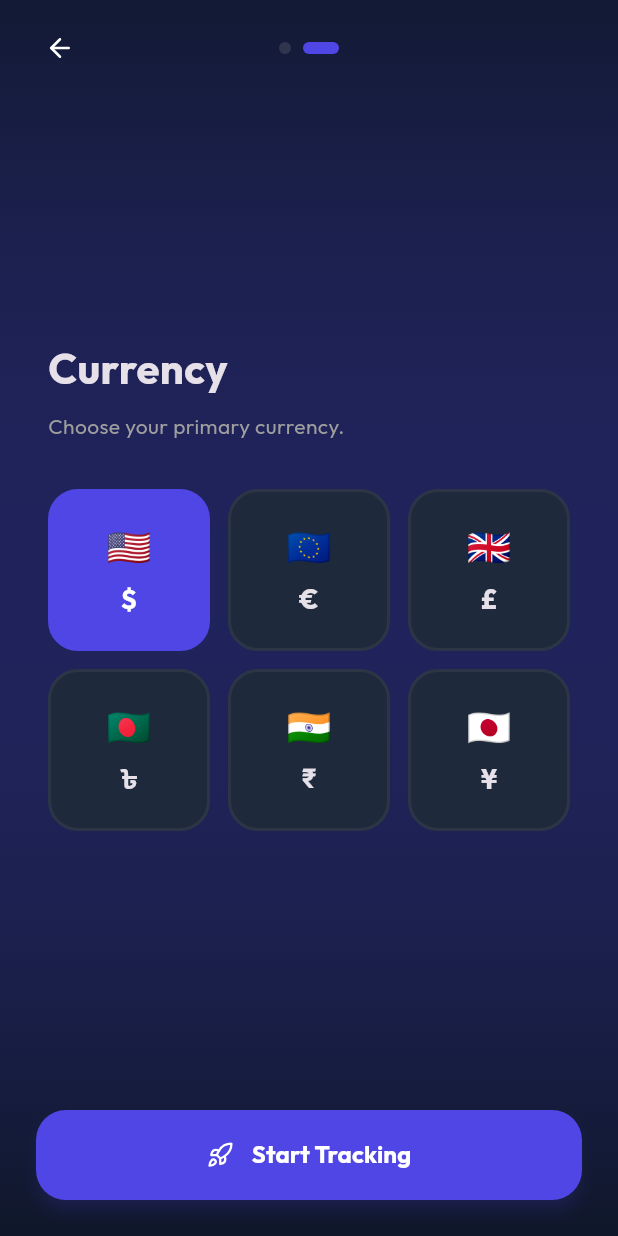
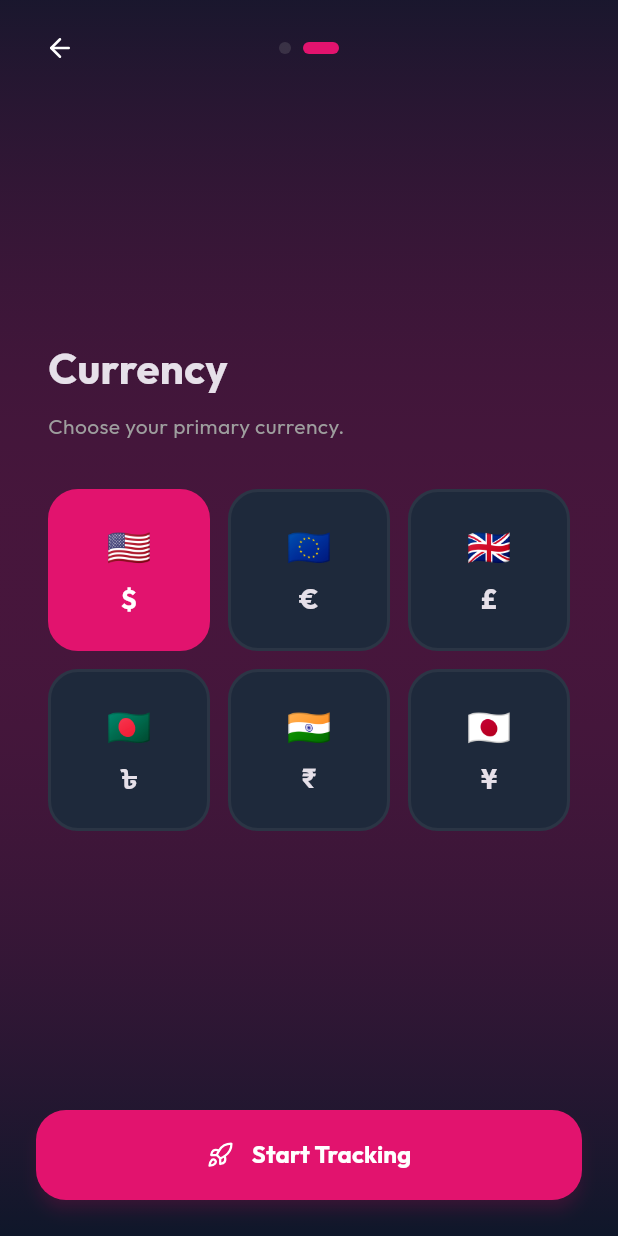
Before and after one commit to farukislamyt/fintrack_pro, a Flutter app: the screen it shows after launch, swiped to page 2, on a phone screen of 412 x 824 dp. Run offline on Flutter 3.47's test engine with Material 3 defaults, Android fonts, the phone set to English and light mode, and no system bars; our stand-ins replace csv, file_picker, fl_chart, flutter_animate, flutter_markdown, flutter_riverpod and 5 more.

```diff
--- a/lib/core/theme/app_theme.dart
+++ b/lib/core/theme/app_theme.dart
@@ -2,15 +2,15 @@ import 'package:flutter/material.dart';
 import 'package:google_fonts/google_fonts.dart';
 
 class AppTheme {
-  // Brand Colors
-  static const Color primaryColor = Color(0xFF4F46E5); // Indigo
-  static const Color secondaryColor = Color(0xFF10B981); // Emerald green for positive
-  static const Color accentColor = Color(0xFF3B82F6); // Blue
+  // Brand Colors - NEW Magenta Theme
+  static const Color primaryColor = Color(0xFFE2136E);
+  static const Color secondaryColor = Color(0xFF10B981); // Keep Emerald for stability
+  static const Color accentColor = Color(0xFFFB7185); // Lighter pink
 
   // Neutral Colors - Dark
-  static const Color backgroundColor = Color(0xFF0F172A); // Very dark slate
-  static const Color surfaceColor = Color(0xFF1E293B); // Dark slate
-  static const Color surfaceVariant = Color(0xFF334155); // Lighter dark slate
+  static const Color backgroundColor = Color(0xFF0F172A);
+  static const Color surfaceColor = Color(0xFF1E293B);
+  static const Color surfaceVariant = Color(0xFF334155);
 
   // Neutral Colors - Light
   static const Color lightBgColor = Color(0xFFF8FAFC);
@@ -18,26 +18,20 @@ class AppTheme {
   static const Color lightSurfaceVariant = Color(0xFFF1F5F9);
 
   // Error Colors
-  static const Color errorColor = Color(0xFFEF4444); // Red for negative
+  static const Color errorColor = Color(0xFFF43F5E);
 
-  // Modern Shadows
   static List<BoxShadow> get premiumShadow => [
     BoxShadow(
       color: Colors.black.withValues(alpha: 0.1),
       blurRadius: 20,
       offset: const Offset(0, 10),
     ),
-    BoxShadow(
-      color: Colors.black.withValues(alpha: 0.05),
-      blurRadius: 4,
-      offset: const Offset(0, 2),
-    ),
   ];
 
   static LinearGradient get primaryGradient => const LinearGradient(
     begin: Alignment.topLeft,
     end: Alignment.bottomRight,
-    colors: [primaryColor, Color(0xFF818CF8)],
+    colors: [primaryColor, Color(0xFFF43F5E)],
   );
 
   static LinearGradient get darkGlassGradient => LinearGradient(
@@ -62,13 +56,11 @@ class AppTheme {
         surfaceContainer: surfaceVariant,
         error: errorColor,
         onPrimary: Colors.white,
-        onSecondary: Colors.white,
       ),
       textTheme: GoogleFonts.outfitTextTheme(ThemeData.dark().textTheme).copyWith(
         displayLarge: GoogleFonts.outfit(fontWeight: FontWeight.bold),
         displayMedium: GoogleFonts.outfit(fontWeight: FontWeight.bold),
         titleLarge: GoogleFonts.outfit(fontWeight: FontWeight.w600),
-        titleMedium: GoogleFonts.outfit(fontWeight: FontWeight.w500),
       ),
       appBarTheme: const AppBarTheme(
         backgroundColor: Colors.transparent,
@@ -132,7 +124,6 @@ class AppTheme {
         displayLarge: GoogleFonts.outfit(fontWeight: FontWeight.bold),
         displayMedium: GoogleFonts.outfit(fontWeight: FontWeight.bold),
         titleLarge: GoogleFonts.outfit(fontWeight: FontWeight.w600),
-        titleMedium: GoogleFonts.outfit(fontWeight: FontWeight.w500),
       ),
       appBarTheme: const AppBarTheme(
         backgroundColor: Colors.transparent,
@@ -146,18 +137,6 @@ class AppTheme {
           borderRadius: BorderRadius.circular(24),
           side: BorderSide(color: Colors.black.withValues(alpha: 0.05)),
         ),
-      ),
-      navigationBarTheme: NavigationBarThemeData(
-        backgroundColor: Colors.transparent,
-        indicatorColor: primaryColor.withValues(alpha: 0.1),
-        labelBehavior: NavigationDestinationLabelBehavior.alwaysHide,
-        height: 70,
-        iconTheme: WidgetStateProperty.resolveWith((states) {
-          if (states.contains(WidgetState.selected)) {
-            return const IconThemeData(color: primaryColor);
-          }
-          return const IconThemeData(color: Colors.grey);
-        }),
       ),
       inputDecorationTheme: InputDecorationTheme(
         filled: true,
--- a/lib/features/dashboard/screens/dashboard_screen.dart
+++ b/lib/features/dashboard/screens/dashboard_screen.dart
@@ -102,7 +102,7 @@ class _DashboardBalanceCard extends ConsumerWidget {
         gradient: LinearGradient(
           begin: Alignment.topLeft,
           end: Alignment.bottomRight,
-          colors: [theme.primaryColor, const Color(0xFF818CF8)],
+          colors: [theme.primaryColor, const Color(0xFFF43F5E)],
         ),
         borderRadius: BorderRadius.circular(28),
         boxShadow: [
--- a/lib/features/main_navigation/screens/main_navigation_screen.dart
+++ b/lib/features/main_navigation/screens/main_navigation_screen.dart
@@ -82,7 +82,7 @@ class _MainNavigationScreenState extends State<MainNavigationScreen> {
                   padding: const EdgeInsets.all(12),
                   decoration: BoxDecoration(
                     gradient: LinearGradient(
-                      colors: [theme.primaryColor, const Color(0xFF818CF8)],
+                      colors: [theme.primaryColor, const Color(0xFFF43F5E)],
                     ),
                     shape: BoxShape.circle,
                     boxShadow: [
--- a/lib/features/onboarding/screens/onboarding_screen.dart
+++ b/lib/features/onboarding/screens/onboarding_screen.dart
@@ -143,13 +143,14 @@ class _OnboardingScreenState extends ConsumerState<OnboardingScreen> {
         mainAxisAlignment: MainAxisAlignment.center,
         crossAxisAlignment: CrossAxisAlignment.start,
         children: [
-          Container(
-            padding: const EdgeInsets.all(20),
-            decoration: BoxDecoration(
-              gradient: LinearGradient(colors: [Theme.of(context).primaryColor, const Color(0xFF818CF8)]),
-              shape: BoxShape.circle,
+          ClipRRect(
+            borderRadius: BorderRadius.circular(20),
+            child: Image.asset(
+              'assets/images/logo.png',
+              width: 80,
+              height: 80,
+              fit: BoxFit.cover,
             ),
-            child: const Icon(LucideIcons.piggyBank, size: 40, color: Colors.white),
           ).animate().scale(duration: 600.ms, curve: Curves.bounceOut),
           const SizedBox(height: 32),
           Text(
--- a/pubspec.yaml
+++ b/pubspec.yaml
@@ -76,9 +76,8 @@ flutter:
   uses-material-design: true
 
   # To add assets to your application, add an assets section, like this:
-  # assets:
-  #   - images/a_dot_burr.jpeg
-  #   - images/a_dot_ham.jpeg
+  assets:
+    - assets/images/
 
   # An image asset can refer to one or more resolution-specific "variants", see
   # https://flutter.dev/to/resolution-aware-images
```
Also changed, not shown: lib/features/settings/screens/settings_screen.dart (+8 -3 lines), assets/images/logo.png (added), fintrack_pro_banner.png (added), 1 other file.
